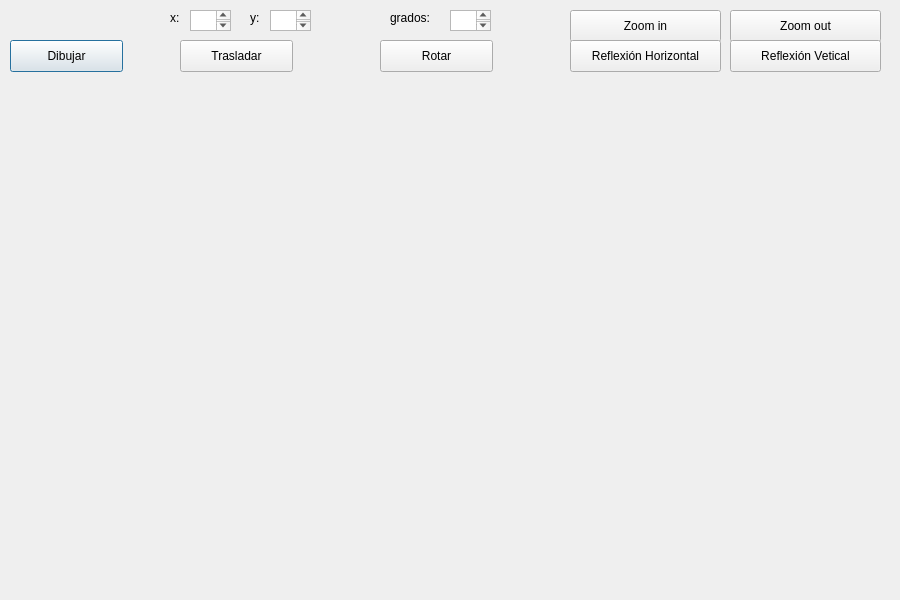
Qt form Pruebas-Tarea-5/cubo.ui (danielroa98/Quinto-Semestre) before a commit.
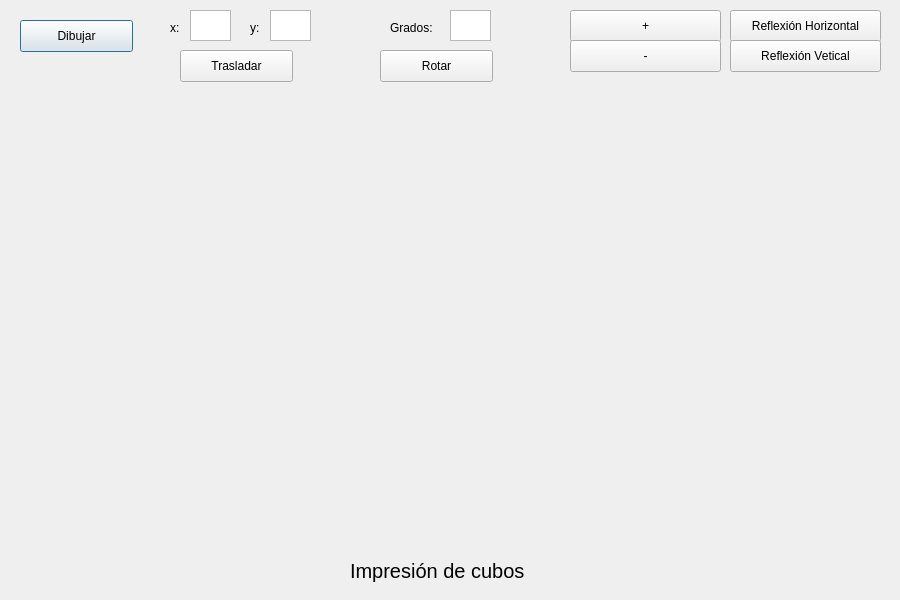
The same form after that commit.

```diff
--- a/Pruebas-Tarea-5/cubo.ui
+++ b/Pruebas-Tarea-5/cubo.ui
@@ -16,8 +16,8 @@
   <widget class="QPushButton" name="pushButton">
    <property name="geometry">
     <rect>
-     <x>10</x>
-     <y>40</y>
+     <x>20</x>
+     <y>20</y>
      <width>113</width>
      <height>32</height>
     </rect>
@@ -30,7 +30,7 @@
    <property name="geometry">
     <rect>
      <x>180</x>
-     <y>40</y>
+     <y>50</y>
      <width>113</width>
      <height>32</height>
     </rect>
@@ -45,7 +45,7 @@
      <x>190</x>
      <y>10</y>
      <width>41</width>
-     <height>21</height>
+     <height>31</height>
     </rect>
    </property>
   </widget>
@@ -53,7 +53,7 @@
    <property name="geometry">
     <rect>
      <x>250</x>
-     <y>10</y>
+     <y>20</y>
      <width>51</width>
      <height>16</height>
     </rect>
@@ -66,7 +66,7 @@
    <property name="geometry">
     <rect>
      <x>170</x>
-     <y>10</y>
+     <y>20</y>
      <width>41</width>
      <height>16</height>
     </rect>
@@ -81,7 +81,7 @@
      <x>270</x>
      <y>10</y>
      <width>41</width>
-     <height>21</height>
+     <height>31</height>
     </rect>
    </property>
   </widget>
@@ -95,14 +95,14 @@
     </rect>
    </property>
    <property name="text">
-    <string>Zoom in</string>
+    <string>+</string>
    </property>
   </widget>
   <widget class="QPushButton" name="pushButton_3">
    <property name="geometry">
     <rect>
      <x>380</x>
-     <y>40</y>
+     <y>50</y>
      <width>113</width>
      <height>32</height>
     </rect>
@@ -114,8 +114,8 @@
   <widget class="QPushButton" name="pushButton_6">
    <property name="geometry">
     <rect>
-     <x>570</x>
-     <y>40</y>
+     <x>730</x>
+     <y>10</y>
      <width>151</width>
      <height>32</height>
     </rect>
@@ -127,14 +127,14 @@
   <widget class="QPushButton" name="pushButton_4">
    <property name="geometry">
     <rect>
-     <x>730</x>
-     <y>10</y>
+     <x>570</x>
+     <y>40</y>
      <width>151</width>
      <height>32</height>
     </rect>
    </property>
    <property name="text">
-    <string>Zoom out</string>
+    <string>-</string>
    </property>
   </widget>
   <widget class="QPushButton" name="pushButton_7">
@@ -156,7 +156,7 @@
      <x>450</x>
      <y>10</y>
      <width>41</width>
-     <height>21</height>
+     <height>31</height>
     </rect>
    </property>
   </widget>
@@ -164,13 +164,31 @@
    <property name="geometry">
     <rect>
      <x>390</x>
-     <y>10</y>
+     <y>20</y>
      <width>51</width>
      <height>16</height>
     </rect>
    </property>
    <property name="text">
-    <string>grados:</string>
+    <string>Grados:</string>
+   </property>
+  </widget>
+  <widget class="QLabel" name="label">
+   <property name="geometry">
+    <rect>
+     <x>350</x>
+     <y>550</y>
+     <width>181</width>
+     <height>41</height>
+    </rect>
+   </property>
+   <property name="font">
+    <font>
+     <pointsize>15</pointsize>
+    </font>
+   </property>
+   <property name="text">
+    <string>Impresión de cubos</string>
    </property>
   </widget>
  </widget>
```
